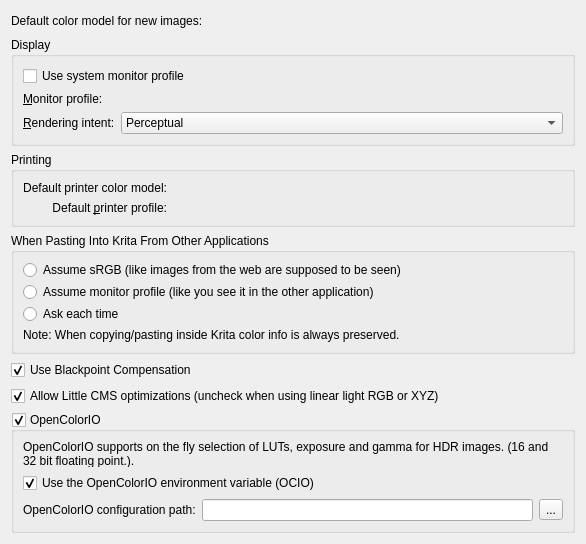
Qt form krita/ui/forms/wdgcolorsettings.ui (KDE/krita) before a commit.
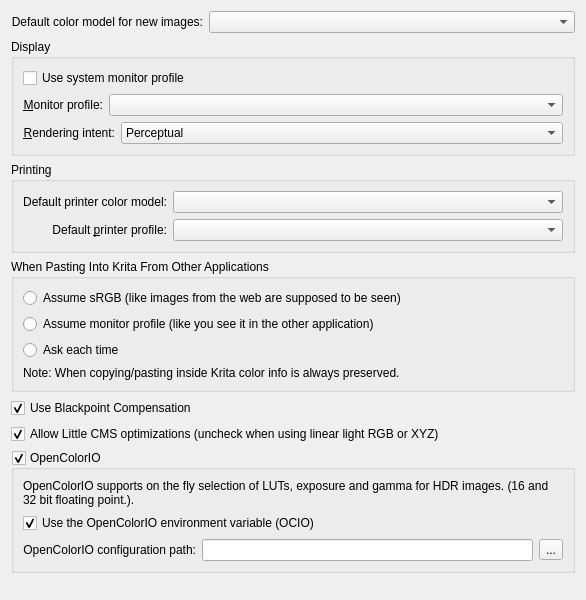
The same form after that commit. Custom widgets are drawn as their Qt base class.

Commit message:
Fix the alignment of labels in dialogs
Patch by Juan Palacios

Patch:
```diff
--- a/krita/ui/forms/wdgcolorsettings.ui
+++ b/krita/ui/forms/wdgcolorsettings.ui
@@ -7,7 +7,7 @@
     <x>0</x>
     <y>0</y>
     <width>586</width>
-    <height>534</height>
+    <height>600</height>
    </rect>
   </property>
   <property name="windowTitle">
@@ -24,10 +24,13 @@
        <property name="text">
         <string>Default color model for new images:</string>
        </property>
+       <property name="alignment">
+        <set>Qt::AlignRight|Qt::AlignTrailing|Qt::AlignVCenter</set>
+       </property>
       </widget>
      </item>
      <item>
-      <widget class="KisCmbIDList" name="cmbWorkingColorSpace" native="true">
+      <widget class="KisCmbIDList" name="cmbWorkingColorSpace">
        <property name="sizePolicy">
         <sizepolicy hsizetype="Expanding" vsizetype="Preferred">
          <horstretch>0</horstretch>
@@ -73,13 +76,16 @@
           <property name="text">
            <string>&amp;Monitor profile:</string>
           </property>
+          <property name="alignment">
+           <set>Qt::AlignRight|Qt::AlignTrailing|Qt::AlignVCenter</set>
+          </property>
           <property name="buddy">
            <cstring>cmbMonitorProfile</cstring>
           </property>
          </widget>
         </item>
         <item>
-         <widget class="SqueezedComboBox" name="cmbMonitorProfile" native="true">
+         <widget class="SqueezedComboBox" name="cmbMonitorProfile">
           <property name="sizePolicy">
            <sizepolicy hsizetype="Expanding" vsizetype="Fixed">
             <horstretch>0</horstretch>
@@ -103,6 +109,9 @@
           <property name="text">
            <string>&amp;Rendering intent:</string>
           </property>
+          <property name="alignment">
+           <set>Qt::AlignRight|Qt::AlignTrailing|Qt::AlignVCenter</set>
+          </property>
           <property name="buddy">
            <cstring>cmbMonitorProfile</cstring>
           </property>
@@ -181,7 +190,7 @@
          </widget>
         </item>
         <item row="0" column="1">
-         <widget class="KisCmbIDList" name="cmbPrintingColorSpace" native="true">
+         <widget class="KisCmbIDList" name="cmbPrintingColorSpace">
           <property name="sizePolicy">
            <sizepolicy hsizetype="Expanding" vsizetype="Preferred">
             <horstretch>0</horstretch>
@@ -191,7 +200,7 @@
          </widget>
         </item>
         <item row="1" column="1">
-         <widget class="SqueezedComboBox" name="cmbPrintProfile" native="true"/>
+         <widget class="SqueezedComboBox" name="cmbPrintProfile"/>
         </item>
        </layout>
       </item>
@@ -304,6 +313,9 @@
           <property name="text">
            <string>OpenColorIO configuration path:</string>
           </property>
+          <property name="alignment">
+           <set>Qt::AlignRight|Qt::AlignTrailing|Qt::AlignVCenter</set>
+          </property>
          </widget>
         </item>
         <item>
@@ -351,13 +363,13 @@
   </customwidget>
   <customwidget>
    <class>KisCmbIDList</class>
-   <extends>QWidget</extends>
+   <extends>QComboBox</extends>
    <header>widgets/kis_cmb_idlist.h</header>
   </customwidget>
   <customwidget>
    <class>SqueezedComboBox</class>
-   <extends>QWidget</extends>
-   <header>widgets/squeezedcombobox.h</header>
+   <extends>QComboBox</extends>
+   <header>squeezedcombobox.h</header>
   </customwidget>
  </customwidgets>
  <resources/>
```
Left out of the diff: 44 changed lines with no effect on the pictures. The commit also changes 71 other files.
